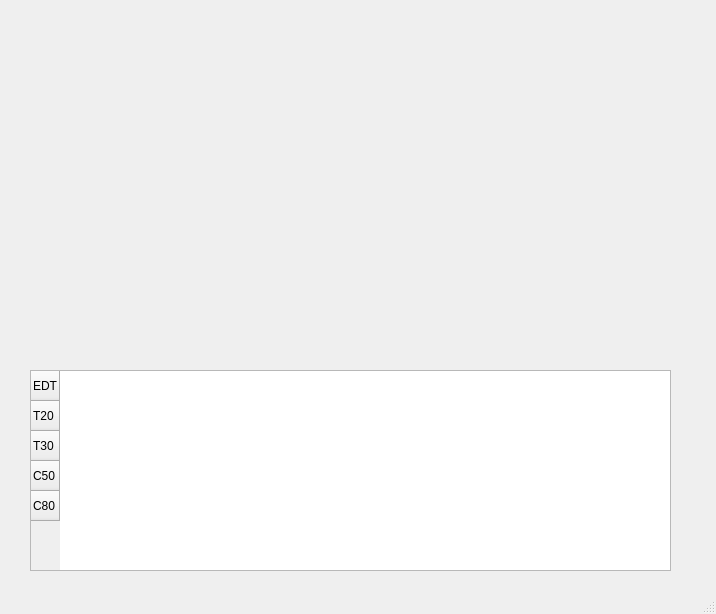
Qt form gui_main.ui (juanmartinvk/VKNG2) before a commit.
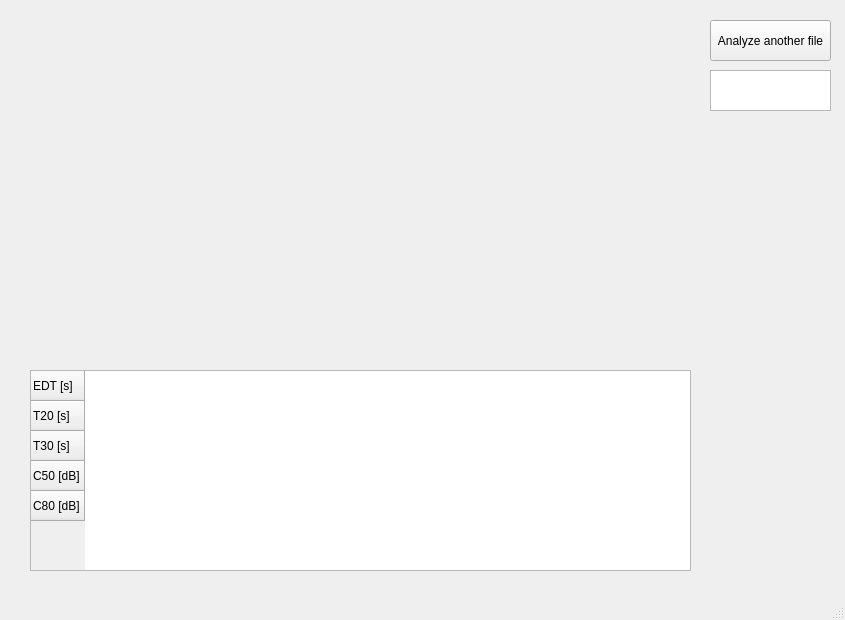
The same form after that commit. Custom widgets are drawn as their Qt base class.

Commit message: Gui avanzada. Hay varios bugs con Lundeby

Diff of the .ui file:
```diff
--- a/gui_main.ui
+++ b/gui_main.ui
@@ -6,8 +6,8 @@
    <rect>
     <x>0</x>
     <y>0</y>
-    <width>716</width>
-    <height>614</height>
+    <width>845</width>
+    <height>620</height>
    </rect>
   </property>
   <property name="windowTitle">
@@ -19,33 +19,33 @@
      <rect>
       <x>30</x>
       <y>370</y>
-      <width>641</width>
+      <width>661</width>
       <height>201</height>
      </rect>
     </property>
     <row>
      <property name="text">
-      <string>EDT</string>
+      <string>EDT [s]</string>
      </property>
     </row>
     <row>
      <property name="text">
-      <string>T20</string>
+      <string>T20 [s]</string>
      </property>
     </row>
     <row>
      <property name="text">
-      <string>T30</string>
+      <string>T30 [s]</string>
      </property>
     </row>
     <row>
      <property name="text">
-      <string>C50</string>
+      <string>C50 [dB]</string>
      </property>
     </row>
     <row>
      <property name="text">
-      <string>C80</string>
+      <string>C80 [dB]</string>
      </property>
     </row>
    </widget>
@@ -54,11 +54,37 @@
      <rect>
       <x>30</x>
       <y>20</y>
-      <width>641</width>
+      <width>661</width>
       <height>301</height>
      </rect>
     </property>
    </widget>
+   <widget class="QPushButton" name="setupButton">
+    <property name="geometry">
+     <rect>
+      <x>710</x>
+      <y>20</y>
+      <width>121</width>
+      <height>41</height>
+     </rect>
+    </property>
+    <property name="text">
+     <string>Analyze another file</string>
+    </property>
+   </widget>
+   <widget class="QListWidget" name="channelList">
+    <property name="enabled">
+     <bool>true</bool>
+    </property>
+    <property name="geometry">
+     <rect>
+      <x>710</x>
+      <y>70</y>
+      <width>121</width>
+      <height>41</height>
+     </rect>
+    </property>
+   </widget>
   </widget>
   <widget class="QMenuBar" name="menubar">
    <property name="geometry">
```
Left out of the diff: 2 changed lines with no effect on the pictures. The commit also changes 3 other files.
